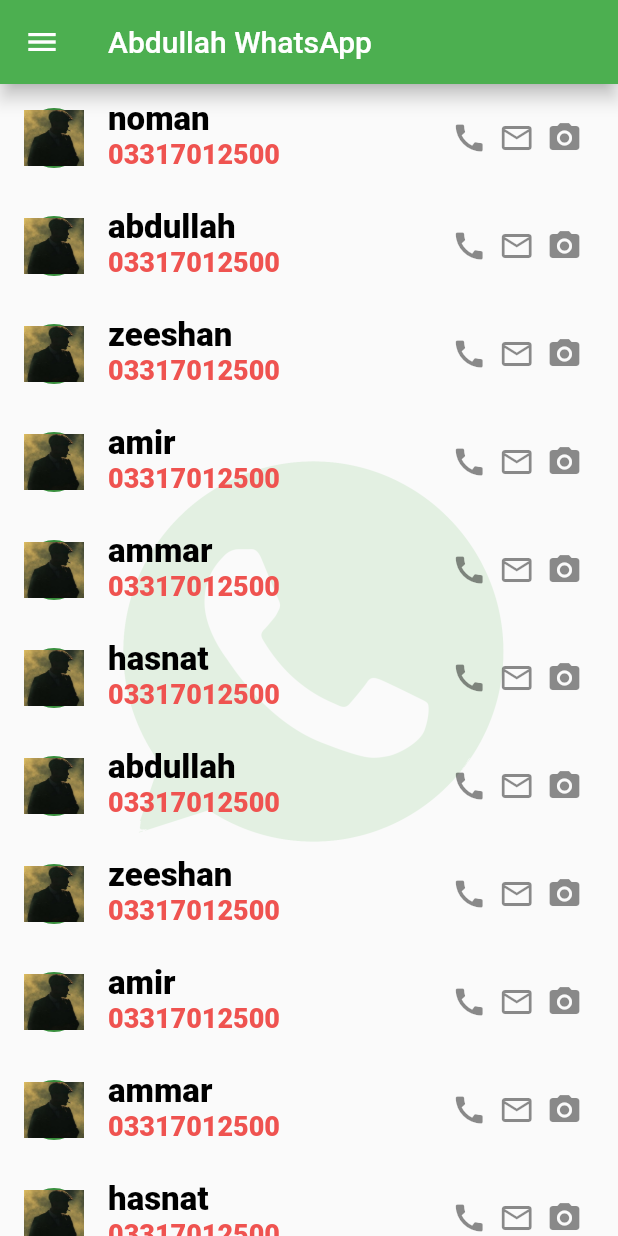
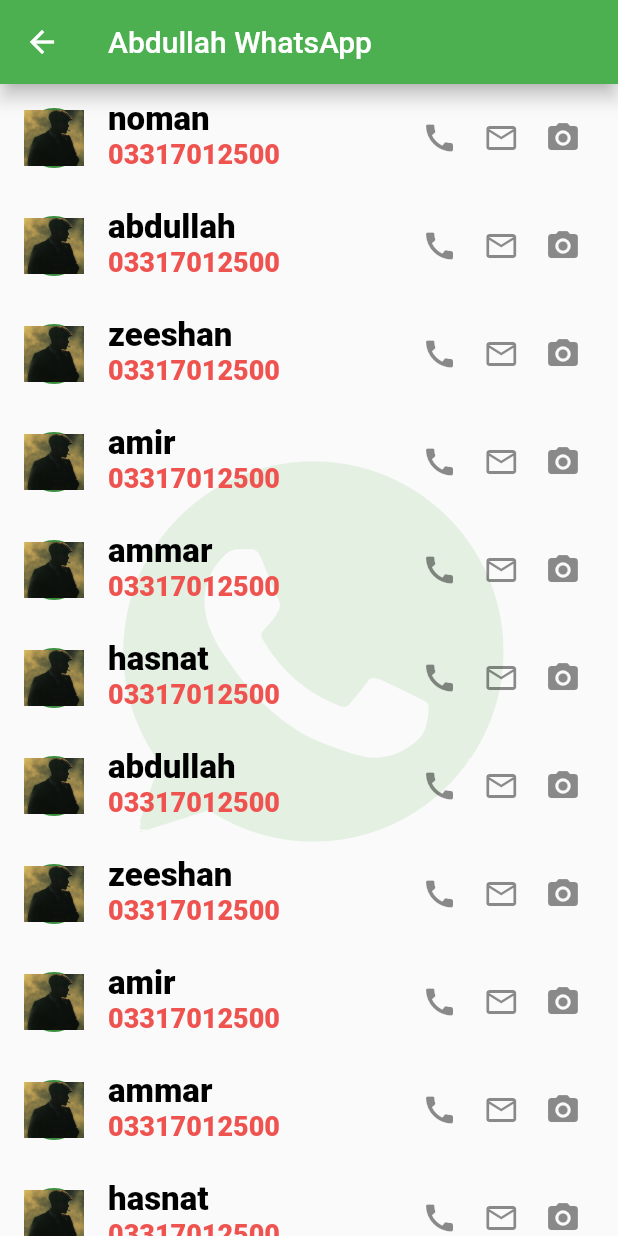
Before and after one commit to Abdullah6445/flutter_practice, a Flutter app: the pageThree screen opened directly, on a phone screen of 412 x 824 dp. Run offline on Flutter 3.47's test engine with Material 3 defaults, Android fonts, the phone set to English and light mode, and no system bars.

Commit message:
flutter release problem solved

```diff
--- a/lib/PAGES/mainpage.dart
+++ b/lib/PAGES/mainpage.dart
@@ -68,8 +68,7 @@ class _mainPageState extends State<mainPage> {
               onTap: () {},
               leading: Icon(Icons.contact_phone_outlined,
                   size: 30, color: Colors.black),
-              title: Expanded(
-                child: Text(
+              title: Text(
                 "Contact Us",
                 style: TextStyle(
                     fontSize: 20,
@@ -77,20 +76,17 @@ class _mainPageState extends State<mainPage> {
                     fontStyle: FontStyle.italic),
               ),
             ),
-            ),
             Divider(thickness: 2, color: Colors.blue),
             ListTile(
               onTap: () {},
               leading: Icon(Icons.help_center_outlined,
                   size: 30, color: Colors.black),
-              title: Expanded(
-                child: Text(
+              title: Text(
                 "Help",
                 style: TextStyle(
                     fontSize: 20,
                     fontWeight: FontWeight.w500,
                     fontStyle: FontStyle.italic),
-                ),
               ),
             ),
           ],
--- a/lib/PAGES/pageThree.dart
+++ b/lib/PAGES/pageThree.dart
@@ -26,90 +26,10 @@ class _pageThreeState extends State<pageThree> {
   @override
   Widget build(BuildContext context) {
     return Scaffold(
-      drawer: Drawer(
-        child: Column(
-          children: [
-            DrawerHeader(
-              padding: EdgeInsets.zero,
-              child: UserAccountsDrawerHeader(
-                currentAccountPicture:
-                    Image(image: AssetImage("assets/images/whatssapp.png")),
-                accountName: Text(
-                  "Abdullah",
-                  style: TextStyle(
-                      fontSize: 20,
-                      fontWeight: FontWeight.w900,
-                      fontStyle: FontStyle.italic),
-                ),
-                accountEmail: Text(
-                  "abdullahiftikhar6445@gmail.com",
-                  style: TextStyle(
-                      fontSize: 17,
-                      fontWeight: FontWeight.w700,
-                      fontStyle: FontStyle.italic),
-                ),
-              ),
-            ),
-            ListTile(
-              onTap: () {},
-              leading: Icon(Icons.settings, size: 30, color: Colors.black),
-              title: Text(
-                "Settings",
-                style: TextStyle(
-                    fontSize: 20,
-                    fontWeight: FontWeight.w500,
-                    fontStyle: FontStyle.italic),
-              ),
-            ),
-            ListTile(
-              onTap: () {},
-              leading: Icon(Icons.account_balance_outlined,
-                  size: 30, color: Colors.black),
-              title: Text(
-                "About",
-                style: TextStyle(
-                    fontSize: 20,
-                    fontWeight: FontWeight.w500,
-                    fontStyle: FontStyle.italic),
-              ),
-            ),
-            ListTile(
-              onTap: () {},
-              leading: Icon(Icons.contact_phone_outlined,
-                  size: 30, color: Colors.black),
-              title: Expanded(
-                child: Text(
-                  "Contact Us",
-                  style: TextStyle(
-                      fontSize: 20,
-                      fontWeight: FontWeight.w500,
-                      fontStyle: FontStyle.italic),
-                ),
-              ),
-            ),
-            Divider(thickness: 2, color: Colors.blue),
-            ListTile(
-              onTap: () {},
-              leading: Icon(Icons.help_center_outlined,
-                  size: 30, color: Colors.black),
-              title: Expanded(
-                child: Text(
-                  "Help",
-                  style: TextStyle(
-                      fontSize: 20,
-                      fontWeight: FontWeight.w500,
-                      fontStyle: FontStyle.italic),
-                ),
-              ),
-            ),
-          ],
-        ),
-      ),
       appBar: AppBar(
         title: Text("Abdullah WhatsApp"),
         elevation: 5,
       ),
-
       body: Container(
         decoration: BoxDecoration(
           image: DecorationImage(
@@ -135,10 +55,9 @@ class _pageThreeState extends State<pageThree> {
               ),
               trailing: Container(
                 // color: Colors.yellow,
-                width: MediaQuery.of(context).size.width * (.25),
-                child: Expanded(
+                width: MediaQuery.of(context).size.width * (.30),
                 child: Row(
-                    mainAxisAlignment: MainAxisAlignment.spaceEvenly,
+                  mainAxisAlignment: MainAxisAlignment.spaceAround,
                   children: [
                     Icon(Icons.call),
                     Icon(Icons.mail_outline_outlined),
@@ -146,23 +65,11 @@ class _pageThreeState extends State<pageThree> {
                   ],
                 ),
               ),
-              ),
             );
           },
           itemCount: names.length,
         ),
       ),
-      // Container(
-      //   // color: Colors.grey.shade300,
-      //   decoration: BoxDecoration(
-      //     // color: Colors.red,
-      //     image: DecorationImage(
-      //       opacity: 0.3,
-      //       scale: 2,
-      //       image: AssetImage("assets/images/whatssapp.png"),
-      //     ),
-      //   ),
-      // ),
     );
   }
 }
--- a/lib/PAGES/pageTwo.dart
+++ b/lib/PAGES/pageTwo.dart
@@ -47,17 +47,14 @@ class _pageTwoState extends State<pageTwo> {
                   style: TextStyle(fontWeight: FontWeight.w900),
                 ),
                 trailing: Container(
-                  // color: Colors.yellow,
-                  width: MediaQuery.of(context).size.width * (.25),
-                  child: Expanded(
+                  width: MediaQuery.of(context).size.width * (.30),
                   child: Row(
-                      mainAxisAlignment: MainAxisAlignment.spaceEvenly,
+                    mainAxisAlignment: MainAxisAlignment.spaceAround,
                     children: [
                       Icon(Icons.call),
                       Icon(Icons.mail_outline_outlined),
                       Icon(Icons.camera_alt),
                     ],
-                    ),
                   ),
                 ),
               );
@@ -66,7 +63,7 @@ class _pageTwoState extends State<pageTwo> {
           ),
         ),
         Container(
-          height: MediaQuery.of(context).size.height * (.3),
+          height: MediaQuery.of(context).size.height * (.5),
           child: ListView.separated(
               itemBuilder: (context, index) {
                 return Center(child: Text(names[index]));
```
Lines whose indentation alone changed are shown as unchanged.
